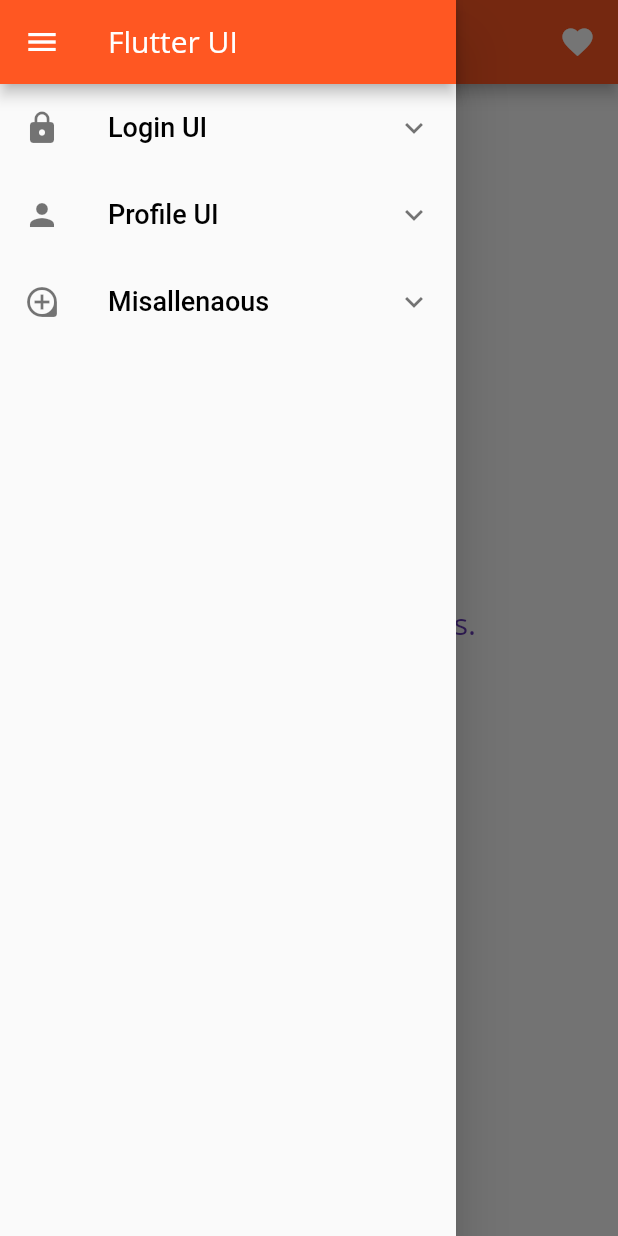
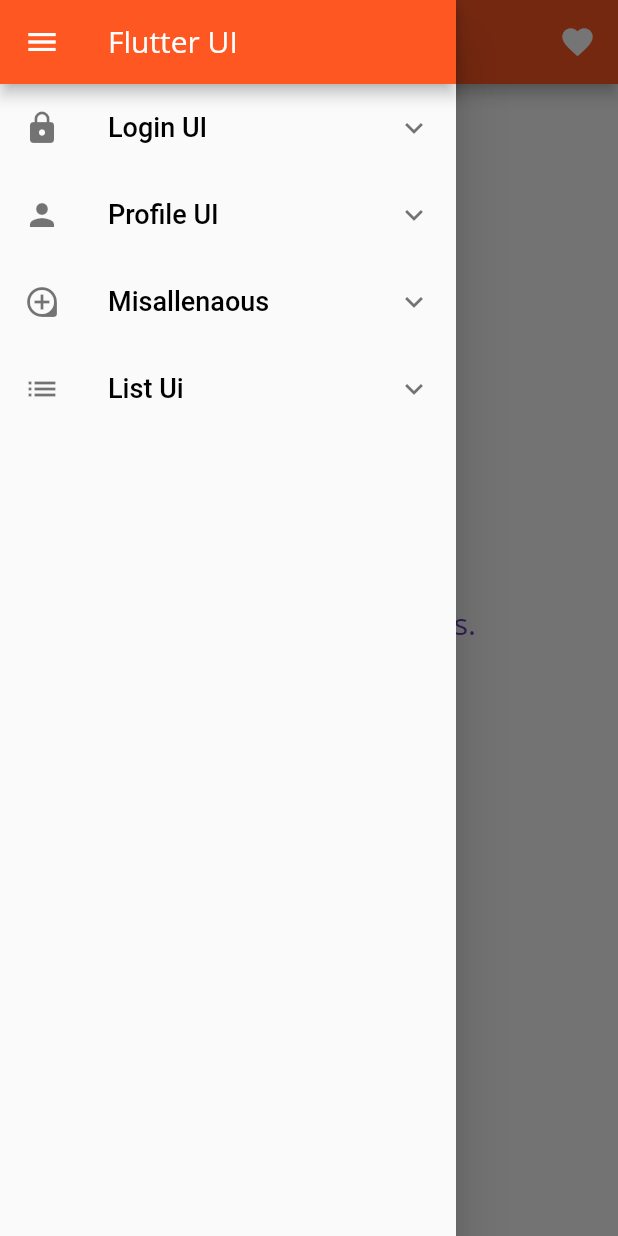
Before and after one commit to sudeepthapa/flutter-ui, a Flutter app: the screen it shows after launch, with the side drawer open, on a phone screen of 412 x 824 dp. Run offline on Flutter 3.47's test engine with Material 2 defaults, Android fonts, the phone set to English and light mode, and no system bars.

Commit message:
placeList 1 completed

```diff
--- a/lib/widgets/sidebar.dart
+++ b/lib/widgets/sidebar.dart
@@ -1,4 +1,5 @@
 import 'package:flutter/material.dart';
+import 'package:profile_card/pages/lists/directory_concept/placelist1.dart';
 import 'package:profile_card/pages/login_pages/login_form.dart';
 import 'package:profile_card/pages/login_pages/login_page2.dart';
 import 'package:profile_card/pages/missaleneous/home_landing.dart';
@@ -11,9 +12,9 @@ class HomePage extends StatelessWidget {
       appBar: AppBar(
         backgroundColor: Colors.deepOrange,
         title: Text("Flutter UIs"),
-        actions: <Widget>[Container(
-          padding: EdgeInsets.all(15),
-          child: Icon(Icons.favorite))],
+        actions: <Widget>[
+          Container(padding: EdgeInsets.all(15), child: Icon(Icons.favorite))
+        ],
       ),
       drawer: Drawer(
         child: ListView(
@@ -25,86 +26,155 @@ class HomePage extends StatelessWidget {
             ),
             ExpansionTile(
               leading: Icon(Icons.lock),
-              title: Text("Login UI", style: TextStyle(color: Colors.black, fontFamily: 'Roboto', fontSize: 18 ),),
+              title: Text(
+                "Login UI",
+                style: TextStyle(
+                    color: Colors.black, fontFamily: 'Roboto', fontSize: 18),
+              ),
               children: <Widget>[
                 ListTile(
-              leading: Icon(Icons.arrow_right, color: Colors.deepOrangeAccent,),
-                title: Text("Login Form", style: TextStyle(color:Colors.black87, fontSize: 14),),
+                    leading: Icon(
+                      Icons.arrow_right,
+                      color: Colors.deepOrangeAccent,
+                    ),
+                    title: Text(
+                      "Login Form",
+                      style: TextStyle(color: Colors.black87, fontSize: 14),
+                    ),
                     onTap: () {
                       Navigator.push(
                           context,
                           MaterialPageRoute(
                               builder: (BuildContext context) => LoginForm()));
-                }
+                    }),
+                ListTile(
+                    leading: Icon(
+                      Icons.arrow_right,
+                      color: Colors.deepOrangeAccent,
                     ),
-            ListTile(
-              leading: Icon(Icons.arrow_right, color: Colors.deepOrangeAccent,),
-                title: Text("Login Page2", style: TextStyle(color:Colors.black87, fontSize: 14),),
+                    title: Text(
+                      "Login Page2",
+                      style: TextStyle(color: Colors.black87, fontSize: 14),
+                    ),
                     onTap: () {
                       Navigator.push(
                           context,
                           MaterialPageRoute(
                               builder: (BuildContext context) => LoginPage2()));
-                }
-              )
+                    })
               ],
             ),
             ExpansionTile(
-              title: Text("Profile UI", style: TextStyle(color: Colors.black, fontFamily: 'Roboto', fontSize: 18 ),),
+              title: Text(
+                "Profile UI",
+                style: TextStyle(
+                    color: Colors.black, fontFamily: 'Roboto', fontSize: 18),
+              ),
               leading: Icon(Icons.person),
               children: <Widget>[
                 ListTile(
-              leading: Icon(Icons.arrow_right, color: Colors.deepOrangeAccent,),
-                title: Text("Card Profile 1", style: TextStyle(color:Colors.black87, fontSize: 14),),
+                    leading: Icon(
+                      Icons.arrow_right,
+                      color: Colors.deepOrangeAccent,
+                    ),
+                    title: Text(
+                      "Card Profile 1",
+                      style: TextStyle(color: Colors.black87, fontSize: 14),
+                    ),
                     onTap: () {
                       Navigator.push(
                           context,
                           MaterialPageRoute(
-                          builder: (BuildContext context) => ProfileCard()));
-                }
-              ),
+                              builder: (BuildContext context) =>
+                                  ProfileCard()));
+                    }),
               ],
             ),
             ExpansionTile(
-              title: Text("Misallenaous", style: TextStyle(color: Colors.black, fontFamily: 'Roboto', fontSize: 18 ),),
+              title: Text(
+                "Misallenaous",
+                style: TextStyle(
+                    color: Colors.black, fontFamily: 'Roboto', fontSize: 18),
+              ),
               leading: Icon(Icons.loupe),
               children: <Widget>[
                 ListTile(
-              leading: Icon(Icons.arrow_right, color: Colors.deepOrangeAccent,),
-                title: Text("Home Landing", style: TextStyle(color:Colors.black87, fontSize: 14),),
+                    leading: Icon(
+                      Icons.arrow_right,
+                      color: Colors.deepOrangeAccent,
+                    ),
+                    title: Text(
+                      "Home Landing",
+                      style: TextStyle(color: Colors.black87, fontSize: 14),
+                    ),
                     onTap: () {
                       Navigator.push(
                           context,
                           MaterialPageRoute(
-                          builder: (BuildContext context) => HomeLanding()));
-                }
-              ),
+                              builder: (BuildContext context) =>
+                                  HomeLanding()));
+                    }),
               ],
             ),
-
-
-
+            ExpansionTile(
+              title: Text(
+                "List Ui",
+                style: TextStyle(
+                    color: Colors.black, fontFamily: 'Roboto', fontSize: 18),
+              ),
+              leading: Icon(Icons.list),
+              children: <Widget>[
+                 ExpansionTile(
+                   backgroundColor: Colors.black12,
+                   title: Text('Directory Concept'),
+                   leading: Icon(Icons.looks),
+                   children: <Widget>[
+                     ListTile(
+                    leading: Icon(
+                      Icons.arrow_right,
+                      color: Colors.deepOrangeAccent,
+                    ),
+                    title: Text(
+                      "Place List 1",
+                      style: TextStyle(color: Colors.black87, fontSize: 14),
+                    ),
+                    onTap: () {
+                      Navigator.push(
+                          context,
+                          MaterialPageRoute(
+                              builder: (BuildContext context) =>
+                                  PlaceList1()));
+                    })
+                   ],
+                 )
+              ],
+            )
           ],
         ),
       ),
       body: Center(
         child: Container(
-          child:Column(
+            child: Column(
           mainAxisAlignment: MainAxisAlignment.center,
           children: <Widget>[
-              Text("Navigate to View All UIs.",style: TextStyle(fontSize: 20, color: Colors.deepPurple),),
+            Text(
+              "Navigate to View All UIs.",
+              style: TextStyle(fontSize: 20, color: Colors.deepPurple),
+            ),
             Builder(
-                 builder:(BuildContext context)=>RaisedButton(
-                  child: Icon(Icons.menu, color: Colors.white,),
+              builder: (BuildContext context) => RaisedButton(
+                    child: Icon(
+                      Icons.menu,
+                      color: Colors.white,
+                    ),
                     color: Colors.deepOrange,
-                  onPressed: (){
+                    onPressed: () {
                       Scaffold.of(context).openDrawer();
                     },
                   ),
             )
           ],
-          )
-        ),
+        )),
       ),
     );
   }
```
Also changed, not shown: lib/pages/lists/directory_concept/placelist1.dart (added, +192 -0 lines). Lines whose indentation alone changed are shown as unchanged.
